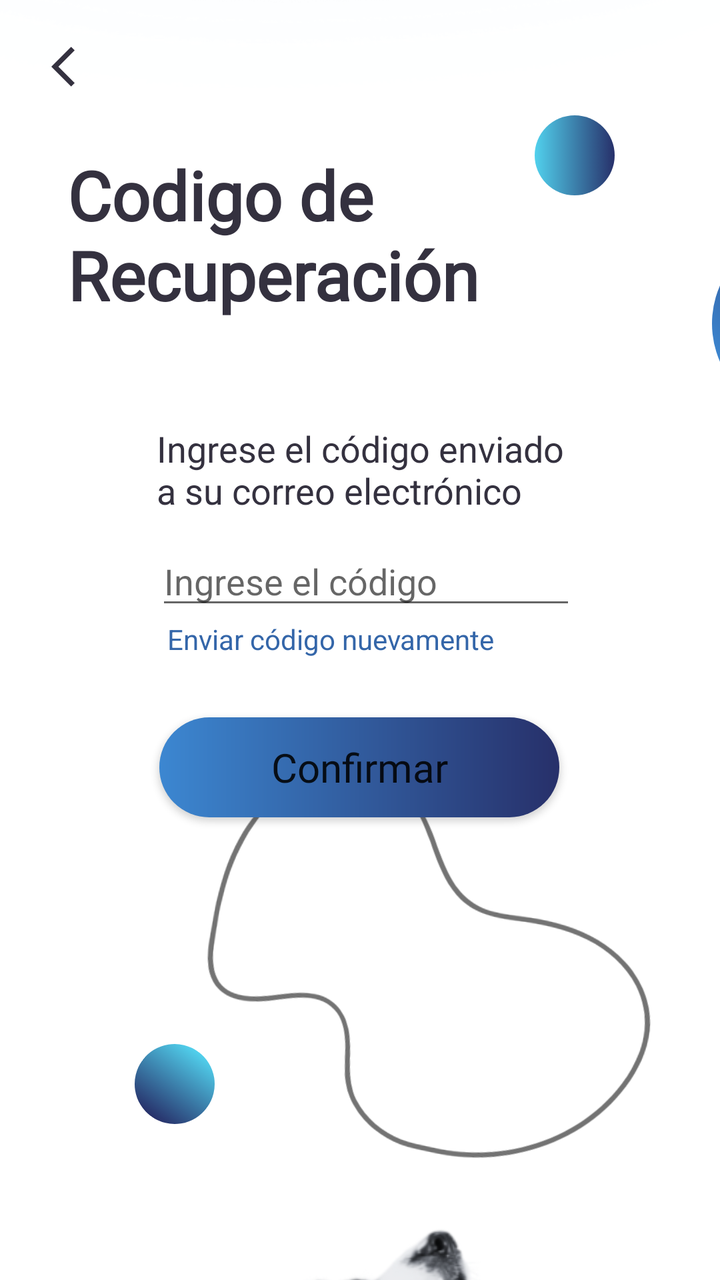
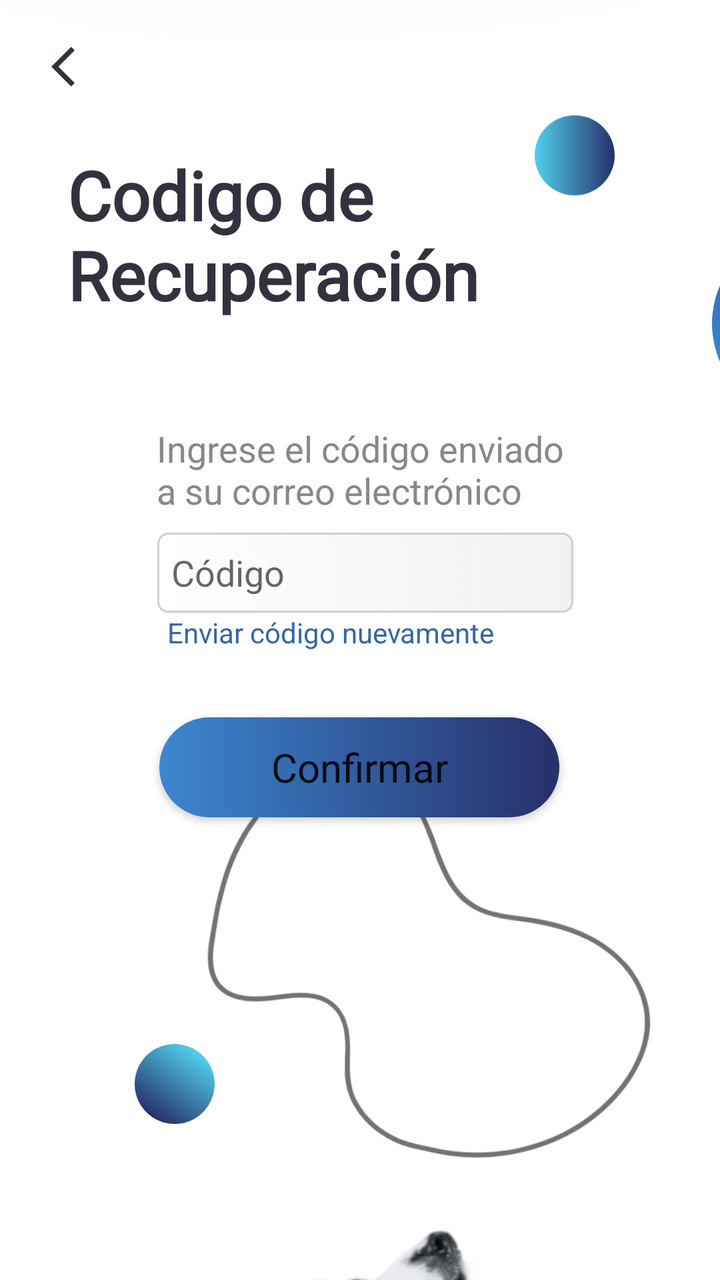

Compare the two renders of this Android layout. The source of the first and the diff that turns it into the second are given below.
<!-- AndroidManifest.xml: application theme Theme.OnePetApp.NoActionBar -->
<!-- res/layout/activity_codigoconfimarcion.xml -->
<?xml version="1.0" encoding="utf-8"?>
<androidx.constraintlayout.widget.ConstraintLayout xmlns:android="http://schemas.android.com/apk/res/android"
    xmlns:app="http://schemas.android.com/apk/res-auto"
    xmlns:tools="http://schemas.android.com/tools"
    android:id="@+id/main"
    android:layout_width="match_parent"
    android:layout_height="match_parent"
    tools:context=".codigoconfimarcion">

    <androidx.constraintlayout.widget.ConstraintLayout
        android:layout_width="match_parent"
        android:layout_height="match_parent"
        android:background="#FFFFFF"
        android:backgroundTint="#FFFFFF">

        <ImageView
            android:id="@+id/imageView83"
            android:layout_width="wrap_content"
            android:layout_height="wrap_content"
            android:layout_marginBottom="480dp"
            app:layout_constraintBottom_toBottomOf="parent"
            app:layout_constraintEnd_toEndOf="parent"
            app:layout_constraintHorizontal_bias="0.0"
            app:layout_constraintStart_toStartOf="parent"
            app:srcCompat="@drawable/degazul1" />

        <TextView
            android:id="@+id/textView11"
            android:layout_width="303dp"
            android:layout_height="103dp"
            android:fontFamily="@font/alata"
            android:text="Codigo de Recuperación"
            android:textColor="#34313F"
            android:textSize="34sp"
            android:textStyle="bold"
            app:layout_constraintBottom_toBottomOf="parent"
            app:layout_constraintEnd_toEndOf="parent"
            app:layout_constraintHorizontal_bias="0.592"
            app:layout_constraintStart_toStartOf="parent"
            app:layout_constraintTop_toTopOf="parent"
            app:layout_constraintVertical_bias="0.139" />

        <TextView
            android:id="@+id/textView15"
            android:layout_width="210dp"
            android:layout_height="46dp"
            android:text="Ingrese el código enviado a su correo electrónico"
            android:textColor="#34313F"
            android:textSize="18dp"
            app:layout_constraintBottom_toBottomOf="parent"
            app:layout_constraintEnd_toEndOf="parent"
            app:layout_constraintHorizontal_bias="0.522"
            app:layout_constraintStart_toStartOf="parent"
            app:layout_constraintTop_toTopOf="parent"
            app:layout_constraintVertical_bias="0.357" />

        <TextView
            android:id="@+id/txtEnviarDeNuevo"
            android:layout_width="wrap_content"
            android:layout_height="wrap_content"
            android:text="Enviar código nuevamente"
            android:textColor="#3466A9"
            app:layout_constraintBottom_toBottomOf="parent"
            app:layout_constraintEnd_toEndOf="parent"
            app:layout_constraintHorizontal_bias="0.426"
            app:layout_constraintStart_toStartOf="parent"
            app:layout_constraintTop_toTopOf="parent"
            app:layout_constraintVertical_bias="0.499" />

        <EditText
            android:id="@+id/txtcodigorecuperacion"
            android:layout_width="wrap_content"
            android:layout_height="wrap_content"
            android:ems="10"
            android:hint="Ingrese el código"
            android:inputType="text"
            app:layout_constraintBottom_toBottomOf="parent"
            app:layout_constraintEnd_toEndOf="parent"
            app:layout_constraintHorizontal_bias="0.519"
            app:layout_constraintStart_toStartOf="parent"
            app:layout_constraintTop_toTopOf="parent"
            app:layout_constraintVertical_bias="0.448" />

        <ImageView
            android:id="@+id/imageView90"
            android:layout_width="227dp"
            android:layout_height="262dp"
            android:rotation="96"
            app:layout_constraintBottom_toBottomOf="parent"
            app:layout_constraintEnd_toEndOf="parent"
            app:layout_constraintHorizontal_bias="0.766"
            app:layout_constraintStart_toStartOf="parent"
            app:layout_constraintTop_toTopOf="parent"
            app:layout_constraintVertical_bias="0.929"
            app:srcCompat="@drawable/bgdos" />

        <ImageView
            android:id="@+id/imageView85"
            android:layout_width="wrap_content"
            android:layout_height="wrap_content"
            android:layout_marginTop="428dp"
            app:layout_constraintEnd_toEndOf="parent"
            app:layout_constraintHorizontal_bias="0.0"
            app:layout_constraintStart_toStartOf="parent"
            app:layout_constraintTop_toTopOf="parent"
            app:srcCompat="@drawable/ondaceleste3" />

        <Button
            android:id="@+id/btncodigorecuperacion"
            android:layout_width="200dp"
            android:layout_height="50dp"
            android:background="@drawable/btnazulqqh"
            android:fontFamily="@font/alata"
            android:text="Confirmar"
            android:textAllCaps="false"
            android:textSize="20sp"
            app:backgroundTint="@null"
            app:layout_constraintBottom_toBottomOf="parent"
            app:layout_constraintEnd_toEndOf="parent"
            app:layout_constraintHorizontal_bias="0.497"
            app:layout_constraintStart_toStartOf="parent"
            app:layout_constraintTop_toTopOf="parent"
            app:layout_constraintVertical_bias="0.608" />

        <ImageView
            android:id="@+id/imageView86"
            android:layout_width="wrap_content"
            android:layout_height="wrap_content"
            android:layout_marginTop="504dp"
            android:layout_marginEnd="84dp"
            app:layout_constraintEnd_toEndOf="parent"
            app:layout_constraintTop_toTopOf="parent"
            app:srcCompat="@drawable/imagenperro7" />

        <ImageView
            android:id="@+id/imageView87"
            android:layout_width="268dp"
            android:layout_height="231dp"
            android:layout_marginStart="212dp"
            android:layout_marginBottom="688dp"
            android:rotation="-83"
            app:layout_constraintBottom_toBottomOf="parent"
            app:layout_constraintStart_toStartOf="parent"
            app:srcCompat="@drawable/blobuno" />

        <ImageView
            android:id="@+id/imageView88"
            android:layout_width="40dp"
            android:layout_height="40dp"
            app:layout_constraintBottom_toBottomOf="parent"
            app:layout_constraintEnd_toEndOf="parent"
            app:layout_constraintHorizontal_bias="0.835"
            app:layout_constraintStart_toStartOf="parent"
            app:layout_constraintTop_toTopOf="parent"
            app:layout_constraintVertical_bias="0.096"
            app:srcCompat="@drawable/circulocelesteazul" />

        <ImageView
            android:id="@+id/imageView89"
            android:layout_width="95dp"
            android:layout_height="95dp"
            android:layout_marginStart="356dp"
            android:rotation="-40"
            app:layout_constraintBottom_toBottomOf="parent"
            app:layout_constraintStart_toStartOf="parent"
            app:layout_constraintTop_toTopOf="parent"
            app:layout_constraintVertical_bias="0.21"
            app:srcCompat="@drawable/circuloazuloscuro" />

        <ImageView
            android:id="@+id/imageView91"
            android:layout_width="40dp"
            android:layout_height="40dp"
            android:rotation="126"
            app:layout_constraintBottom_toBottomOf="parent"
            app:layout_constraintEnd_toEndOf="parent"
            app:layout_constraintHorizontal_bias="0.21"
            app:layout_constraintStart_toStartOf="parent"
            app:layout_constraintTop_toTopOf="parent"
            app:layout_constraintVertical_bias="0.87"
            app:srcCompat="@drawable/circulocelesteazul" />

        <ImageButton
            android:id="@+id/btnVolverCCR"
            android:layout_width="wrap_content"
            android:layout_height="wrap_content"
            android:backgroundTint="#00FFFFFF"
            android:tint="#34313F"
            app:layout_constraintBottom_toBottomOf="parent"
            app:layout_constraintEnd_toEndOf="parent"
            app:layout_constraintHorizontal_bias="0.044"
            app:layout_constraintStart_toStartOf="parent"
            app:layout_constraintTop_toTopOf="parent"
            app:layout_constraintVertical_bias="0.019"
            app:srcCompat="@drawable/baseline_arrow_back_ios_24" />

    </androidx.constraintlayout.widget.ConstraintLayout>

</androidx.constraintlayout.widget.ConstraintLayout>
<!-- resources referenced by this layout -->
<resources>
  <!-- drawable baseline_arrow_back_ios_24 (drawable) -->
  <vector xmlns:android="http://schemas.android.com/apk/res/android" android:autoMirrored="true" android:height="24dp" android:tint="#000000" android:viewportHeight="24" android:viewportWidth="24" android:width="24dp">
        
      <path android:fillColor="@android:color/white" android:pathData="M11.67,3.87L9.9,2.1 0,12l9.9,9.9 1.77,-1.77L3.54,12z"/>
      
  </vector>
  <!-- drawable bgdos: png bitmap (drawable, 16385 bytes) -->
  <!-- drawable blobuno: png bitmap (drawable, 17835 bytes) -->
  <!-- drawable btnazulqqh (drawable) -->
  <?xml version="1.0" encoding="utf-8"?>
  <shape xmlns:android="http://schemas.android.com/apk/res/android"
      android:shape="rectangle">
      <gradient
          android:startColor="#3C87D1"
          android:endColor="#27306A">
      </gradient>
      <corners android:radius="1000dp"></corners>
  </shape>
  <!-- drawable circuloazuloscuro (drawable) -->
  <?xml version="1.0" encoding="utf-8"?>
  <selector xmlns:android="http://schemas.android.com/apk/res/android">
      <item>
          <shape>
              <gradient
                  android:startColor="#3C87D1"
                  android:endColor="#27306A">
              </gradient>
              <corners android:radius="1000dp"></corners>
          </shape>
      </item>
  </selector>
  <!-- drawable circulocelesteazul (drawable) -->
  <?xml version="1.0" encoding="utf-8"?>
  <selector xmlns:android="http://schemas.android.com/apk/res/android">
      <item>
          <shape>
              <gradient
                  android:startColor="#51D1ED"
                  android:endColor="#27306A">
              </gradient>
              <corners android:radius="1000dp"></corners>
          </shape>
      </item>
  </selector>
  <!-- drawable degazul1: png bitmap (drawable, 209772 bytes) -->
  <!-- drawable imagenperro7: png bitmap (drawable, 179947 bytes) -->
  <!-- drawable ondaceleste3: png bitmap (drawable, 15918 bytes) -->
  <style name="Theme.OnePetApp.NoActionBar">
          <item name="windowActionBar">false</item>
          <item name="windowNoTitle">true</item>
      </style>
</resources>

<!-- the commit's change to res/layout/activity_codigoconfimarcion.xml (unified diff, before → after) -->
@@ -45,7 +45,7 @@
             android:layout_width="210dp"
             android:layout_height="46dp"
             android:text="Ingrese el código enviado a su correo electrónico"
-            android:textColor="#34313F"
+            android:textColor="#8C8686"
             android:textSize="18dp"
             app:layout_constraintBottom_toBottomOf="parent"
             app:layout_constraintEnd_toEndOf="parent"
@@ -65,21 +65,23 @@
             app:layout_constraintHorizontal_bias="0.426"
             app:layout_constraintStart_toStartOf="parent"
             app:layout_constraintTop_toTopOf="parent"
-            app:layout_constraintVertical_bias="0.499" />
+            app:layout_constraintVertical_bias="0.494" />
 
         <EditText
             android:id="@+id/txtcodigorecuperacion"
-            android:layout_width="wrap_content"
-            android:layout_height="wrap_content"
+            android:layout_width="208dp"
+            android:layout_height="40dp"
+            android:background="@drawable/bordecajasg"
             android:ems="10"
-            android:hint="Ingrese el código"
+            android:hint="Código"
             android:inputType="text"
-            app:layout_constraintBottom_toBottomOf="parent"
-            app:layout_constraintEnd_toEndOf="parent"
-            app:layout_constraintHorizontal_bias="0.519"
-            app:layout_constraintStart_toStartOf="parent"
-            app:layout_constraintTop_toTopOf="parent"
-            app:layout_constraintVertical_bias="0.448" />
+            android:padding="7dp"
+            app:layout_constraintBottom_toBottomOf="parent"
+            app:layout_constraintEnd_toEndOf="parent"
+            app:layout_constraintHorizontal_bias="0.517"
+            app:layout_constraintStart_toStartOf="parent"
+            app:layout_constraintTop_toTopOf="parent"
+            app:layout_constraintVertical_bias="0.444" />
 
         <ImageView
             android:id="@+id/imageView90"
<!-- resource entries referenced after the edit -->
@@ -8,6 +8,22 @@
   </vector>
   <!-- drawable bgdos: png bitmap (drawable, 16385 bytes) -->
   <!-- drawable blobuno: png bitmap (drawable, 17835 bytes) -->
+  <!-- drawable bordecajasg (drawable) -->
+  <?xml version="1.0" encoding="utf-8"?>
+  <selector xmlns:android="http://schemas.android.com/apk/res/android">
+      <item>
+          <shape>
+              <gradient
+                  android:startColor="#ffffff"
+                  android:endColor="#f1f1f1">
+              </gradient>
+              <corners android:radius="5dp">
+              </corners>
+              <stroke android:width="1dp"
+                  android:color="#cfcfcf" />
+          </shape>
+      </item>
+  </selector>
   <!-- drawable btnazulqqh (drawable) -->
   <?xml version="1.0" encoding="utf-8"?>
   <shape xmlns:android="http://schemas.android.com/apk/res/android"
